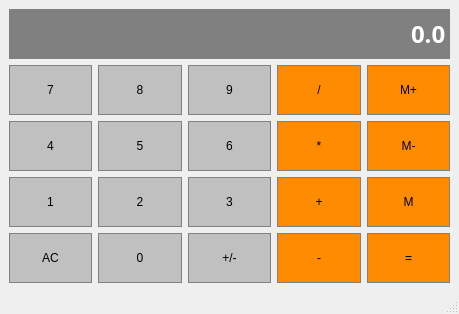
This is calc/calculator.ui in dadi-vardhan/GUI_calculator- as Qt 5 draws it before an edit. The edited form follows.
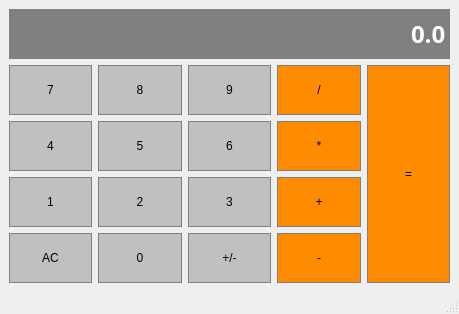
This is the edited form.

Diff of the .ui file:
```diff
--- a/calc/calculator.ui
+++ b/calc/calculator.ui
@@ -47,32 +47,6 @@
       </property>
      </widget>
     </item>
-    <item row="3" column="4">
-     <widget class="QPushButton" name="MemGet">
-      <property name="sizePolicy">
-       <sizepolicy hsizetype="Preferred" vsizetype="Expanding">
-        <horstretch>0</horstretch>
-        <verstretch>0</verstretch>
-       </sizepolicy>
-      </property>
-      <property name="styleSheet">
-       <string notr="true">QPushButton{
-  background-color: #FF8C00;
-  border: 1px solid gray;
-  padding: 5px;
-}
-
-QPushButton:pressed{
-  background-color: #A9A9A9;
-  border: 1px solid gray;
-  padding: 5px;
-}</string>
-      </property>
-      <property name="text">
-       <string>M</string>
-      </property>
-     </widget>
-    </item>
     <item row="3" column="0">
      <widget class="QPushButton" name="Button1">
       <property name="sizePolicy">
@@ -99,32 +73,6 @@
       </property>
      </widget>
     </item>
-    <item row="4" column="4">
-     <widget class="QPushButton" name="Equals">
-      <property name="sizePolicy">
-       <sizepolicy hsizetype="Preferred" vsizetype="Expanding">
-        <horstretch>0</horstretch>
-        <verstretch>0</verstretch>
-       </sizepolicy>
-      </property>
-      <property name="styleSheet">
-       <string notr="true">QPushButton{
-  background-color: #FF8C00;
-  border: 1px solid gray;
-  padding: 5px;
-}
-
-QPushButton:pressed{
-  background-color: #A9A9A9;
-  border: 1px solid gray;
-  padding: 5px;
-}</string>
-      </property>
-      <property name="text">
-       <string>=</string>
-      </property>
-     </widget>
-    </item>
     <item row="4" column="2">
      <widget class="QPushButton" name="ChangeSign">
       <property name="sizePolicy">
@@ -229,32 +177,6 @@
       </property>
      </widget>
     </item>
-    <item row="1" column="4">
-     <widget class="QPushButton" name="MemAdd">
-      <property name="sizePolicy">
-       <sizepolicy hsizetype="Preferred" vsizetype="Expanding">
-        <horstretch>0</horstretch>
-        <verstretch>0</verstretch>
-       </sizepolicy>
-      </property>
-      <property name="styleSheet">
-       <string notr="true">QPushButton{
-  background-color: #FF8C00;
-  border: 1px solid gray;
-  padding: 5px;
-}
-
-QPushButton:pressed{
-  background-color: #A9A9A9;
-  border: 1px solid gray;
-  padding: 5px;
-}</string>
-      </property>
-      <property name="text">
-       <string>M+</string>
-      </property>
-     </widget>
-    </item>
     <item row="1" column="1">
      <widget class="QPushButton" name="Button8">
       <property name="sizePolicy">
@@ -546,8 +468,8 @@
       </property>
      </widget>
     </item>
-    <item row="2" column="4">
-     <widget class="QPushButton" name="MemClear">
+    <item row="1" column="4" rowspan="4">
+     <widget class="QPushButton" name="Equals">
       <property name="sizePolicy">
        <sizepolicy hsizetype="Preferred" vsizetype="Expanding">
         <horstretch>0</horstretch>
@@ -568,7 +490,7 @@
 }</string>
       </property>
       <property name="text">
-       <string>M-</string>
+       <string>=</string>
       </property>
      </widget>
     </item>
```
